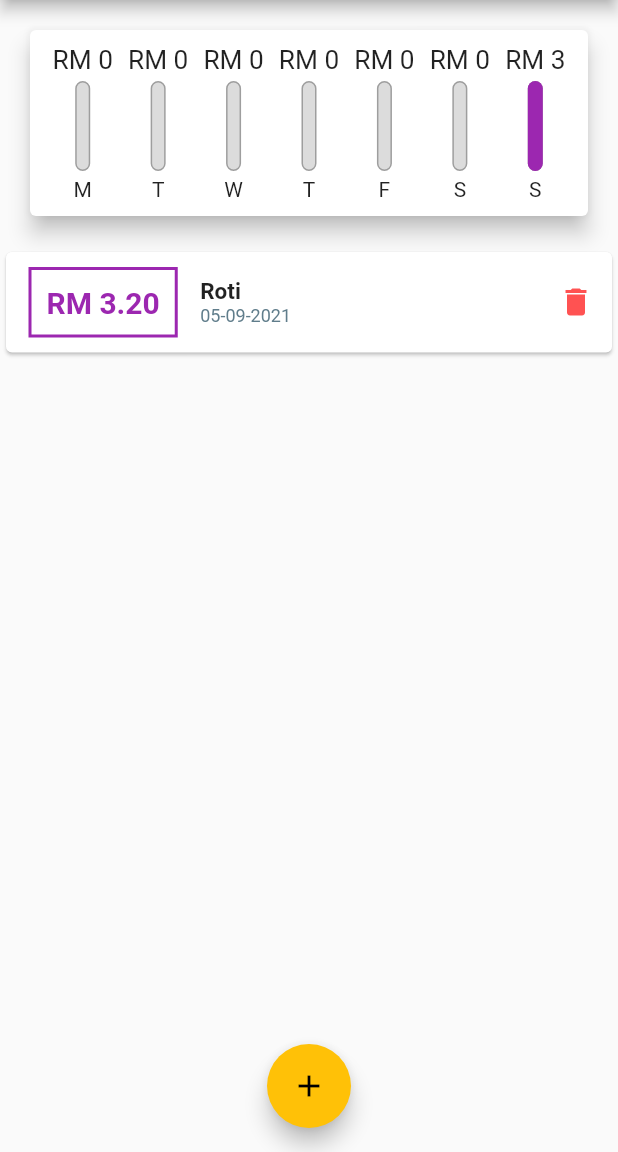
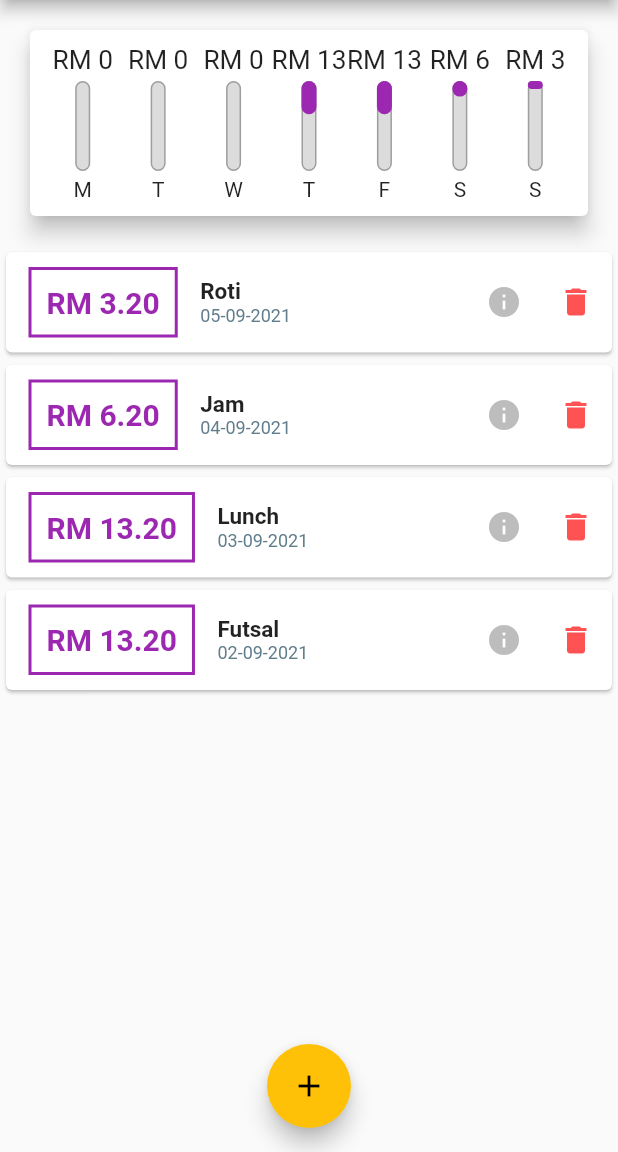
Before and after one commit to walidwazini/Flutter-ExpensesApp-1, a Flutter app: the screen it shows after launch, on a phone screen of 412 x 824 dp, the part 84-1236 px from its top. Run offline on Flutter 3.47's test engine with Material 2 defaults, Android fonts, the phone set to English and light mode, and no system bars; Roboto replaces fonts that are missing (Quicksand).

Commit message:
detail button for display details

```diff
--- a/lib/main.dart
+++ b/lib/main.dart
@@ -38,9 +38,9 @@ class MyHomePage extends StatefulWidget {
 class _MyHomePageState extends State<MyHomePage> {
   final List<Transaction> _userTransactions = [
     Transaction(id: 't3', title: 'Roti', date: DateTime.now(), amount: 3.20),
-    // Transaction(id: 't3', title: 'Jam', date: DateTime.now(), amount: 6.20),
-    // Transaction(id: 't3', title: 'Lunch', date: DateTime.now(), amount: 13.20),
-    // Transaction(id: 't4', title: 'Futsal', date: DateTime.now(), amount: 13.20)
+    Transaction(id: 't3', title: 'Jam', date: DateTime.now().subtract(Duration(days: 1)), amount: 6.20),
+    Transaction(id: 't3', title: 'Lunch', date: DateTime.now().subtract(Duration(days: 2)), amount: 13.20),
+    Transaction(id: 't4', title: 'Futsal', date: DateTime.now().subtract(Duration(days: 3)), amount: 13.20)
   ];
 
   // Getter
--- a/lib/widgets/transaction_list.dart
+++ b/lib/widgets/transaction_list.dart
@@ -80,11 +80,22 @@ class TransactionList extends StatelessWidget {
                               )
                             ],
                           ),
-                          IconButton(
-                            onPressed: () => deleteTx(transactions[index].id),
-                            icon: Icon(Icons.delete),
-                            color: Theme.of(context).errorColor,
-                          )
+                          Container(child: Row(
+                            children: [
+                              IconButton(
+                                icon: Icon(Icons.info),
+                                color: Colors.grey.shade400,
+                                onPressed: (){
+                                  print(transactions[index].id);
+                                },
+                              ),
+                              IconButton(
+                                onPressed: () => deleteTx(transactions[index].id),
+                                icon: Icon(Icons.delete),
+                                color: Theme.of(context).errorColor,
+                              )
+                            ],
+                          )),
                         ],
                       )),
                     ],
```
